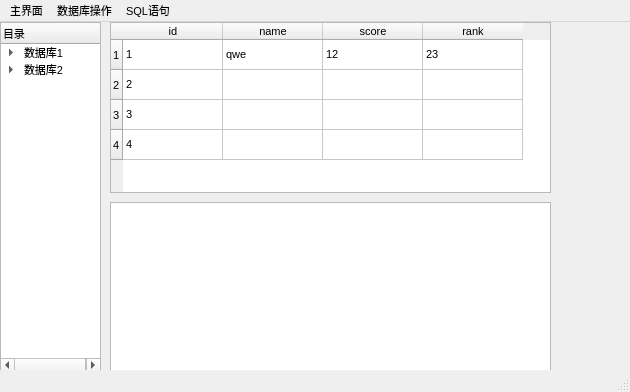
NorthOuterTowner/DB, file mainwindow.ui: the form before one commit.
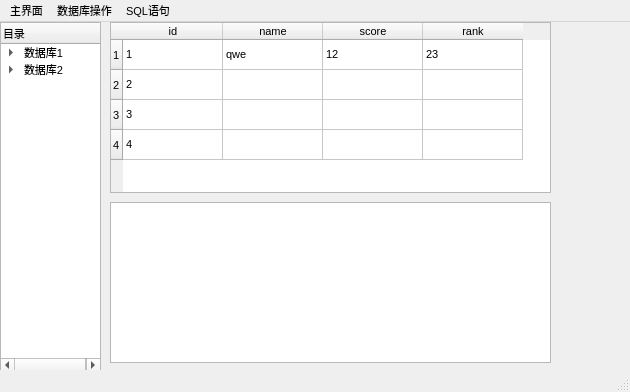
The form after the commit. Icons and pictures are not drawn.

```diff
--- a/mainwindow.ui
+++ b/mainwindow.ui
@@ -148,13 +148,13 @@
      </property>
     </item>
    </widget>
-   <widget class="QTextBrowser" name="textBrowser">
+   <widget class="QTextEdit" name="textEdit">
     <property name="geometry">
      <rect>
       <x>110</x>
       <y>180</y>
       <width>441</width>
-      <height>171</height>
+      <height>161</height>
      </rect>
     </property>
    </widget>
```
Left out of the diff: 2 changed lines with no effect on the pictures.
